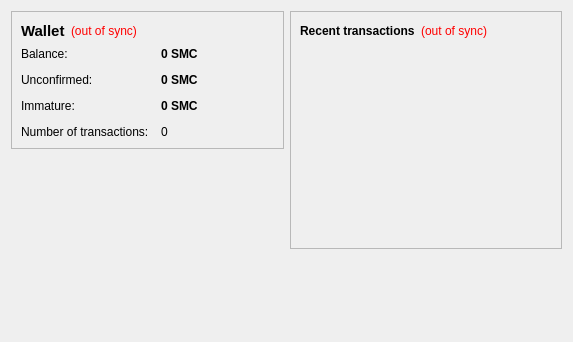
Before: the Qt Designer form src/qt/forms/overviewpage.ui in acgh213/boondollars, drawn with Qt 5.
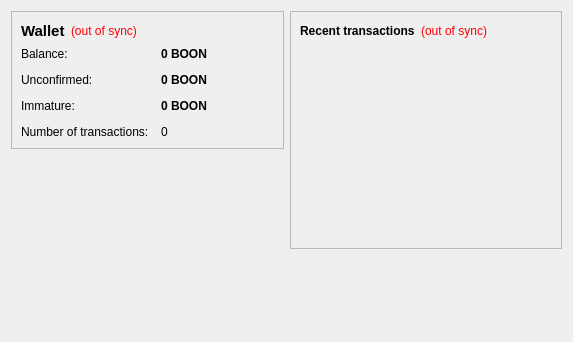
After: the same form once the commit is applied.

What changed in the file:
```diff
--- a/src/qt/forms/overviewpage.ui
+++ b/src/qt/forms/overviewpage.ui
@@ -105,7 +105,7 @@
              <string>Your current balance</string>
             </property>
             <property name="text">
-             <string notr="true">0 SMC</string>
+             <string notr="true">0 BOON</string>
             </property>
             <property name="textInteractionFlags">
              <set>Qt::LinksAccessibleByMouse|Qt::TextSelectableByKeyboard|Qt::TextSelectableByMouse</set>
@@ -134,7 +134,7 @@
              <string>Total of transactions that have yet to be confirmed, and do not yet count toward the current balance</string>
             </property>
             <property name="text">
-             <string notr="true">0 SMC</string>
+             <string notr="true">0 BOON</string>
             </property>
             <property name="textInteractionFlags">
              <set>Qt::LinksAccessibleByMouse|Qt::TextSelectableByKeyboard|Qt::TextSelectableByMouse</set>
@@ -177,7 +177,7 @@
              <string>Mined balance that has not yet matured</string>
             </property>
             <property name="text">
-             <string notr="true">0 SMC</string>
+             <string notr="true">0 BOON</string>
             </property>
             <property name="textInteractionFlags">
              <set>Qt::LinksAccessibleByMouse|Qt::TextSelectableByKeyboard|Qt::TextSelectableByMouse</set>
```
Left out of the diff: 4 changed lines with no effect on the pictures.
